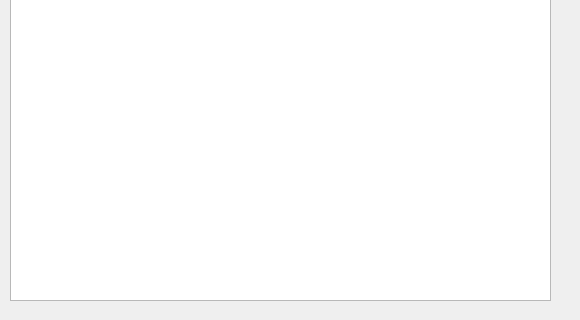
dmmacs/Integrity_Folder_Structure, file help.ui: the form before one commit; both pictures show x 0 to 580 and y 460 to 780 of the 580 by 780 pixel window.
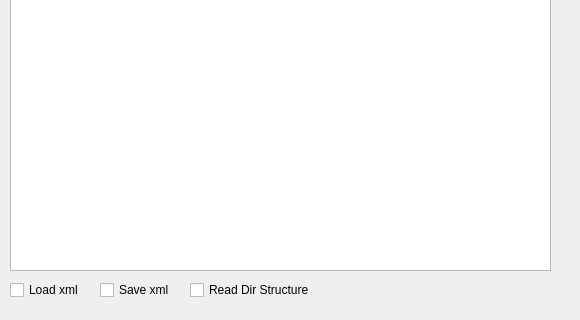
The form after the commit.

Diff of the .ui file:
```diff
--- a/help.ui
+++ b/help.ui
@@ -19,10 +19,49 @@
      <x>10</x>
      <y>10</y>
      <width>541</width>
-     <height>751</height>
+     <height>721</height>
     </rect>
    </property>
   </widget>
+  <widget class="QCheckBox" name="xml_checkBox">
+   <property name="geometry">
+    <rect>
+     <x>100</x>
+     <y>740</y>
+     <width>81</width>
+     <height>20</height>
+    </rect>
+   </property>
+   <property name="text">
+    <string>Save xml</string>
+   </property>
+  </widget>
+  <widget class="QCheckBox" name="xml_checkBox_2">
+   <property name="geometry">
+    <rect>
+     <x>10</x>
+     <y>740</y>
+     <width>81</width>
+     <height>20</height>
+    </rect>
+   </property>
+   <property name="text">
+    <string>Load xml</string>
+   </property>
+  </widget>
+  <widget class="QCheckBox" name="checkBox">
+   <property name="geometry">
+    <rect>
+     <x>190</x>
+     <y>740</y>
+     <width>131</width>
+     <height>20</height>
+    </rect>
+   </property>
+   <property name="text">
+    <string>Read Dir Structure</string>
+   </property>
+  </widget>
  </widget>
  <resources/>
  <connections/>
```
